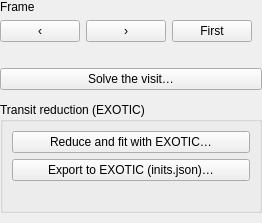
This is nightscribe/gui/ui/ufe_visit_panel.ui in irydeo/nightscribe as Qt 5 draws it before an edit. The edited form follows.
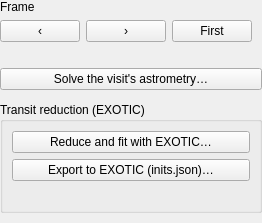
This is the edited form.

Commit message: measure: the multi-night scope on its own row, the header whole, and what Solve is for

What changed in the file:
```diff
--- a/nightscribe/gui/ui/ufe_visit_panel.ui
+++ b/nightscribe/gui/ui/ufe_visit_panel.ui
@@ -33,8 +33,8 @@
    <item><widget class="QLabel" name="lbl_frame_file"><property name="text"><string/></property><property name="wordWrap"><bool>true</bool></property></widget></item>
    <item>
     <widget class="QPushButton" name="btn_solve_visit">
-     <property name="toolTip"><string>Solve every frame of this visit in one go. A visit is one field, so the project's own coordinates point the solver at it: each frame takes a moment instead of a minute of searching the sky. Frames that already carry a WCS are skipped, and the solution is written into each FITS (needs “Save the solved WCS in the FITS” in Settings)</string></property>
-     <property name="text"><string>Solve the visit…</string></property>
+     <property name="toolTip"><string>Astronomy of the whole visit in one go: it is what the visit's PRODUCTS need (the astrometry report and the EXOTIC reduction of a transit), not the series, which measures on the reference plate and registers the rest. A visit is one field, so the project's own coordinates point the solver at it: each frame takes a moment instead of a minute of searching the sky. Frames that already carry a WCS are skipped, and the solution is written into each FITS (needs “Save the solved WCS in the FITS” in Settings)</string></property>
+     <property name="text"><string>Solve the visit's astrometry…</string></property>
     </widget>
    </item>
    <item><widget class="QWidget" name="ph_series"/></item>
```
The commit also changes 7 other files.
